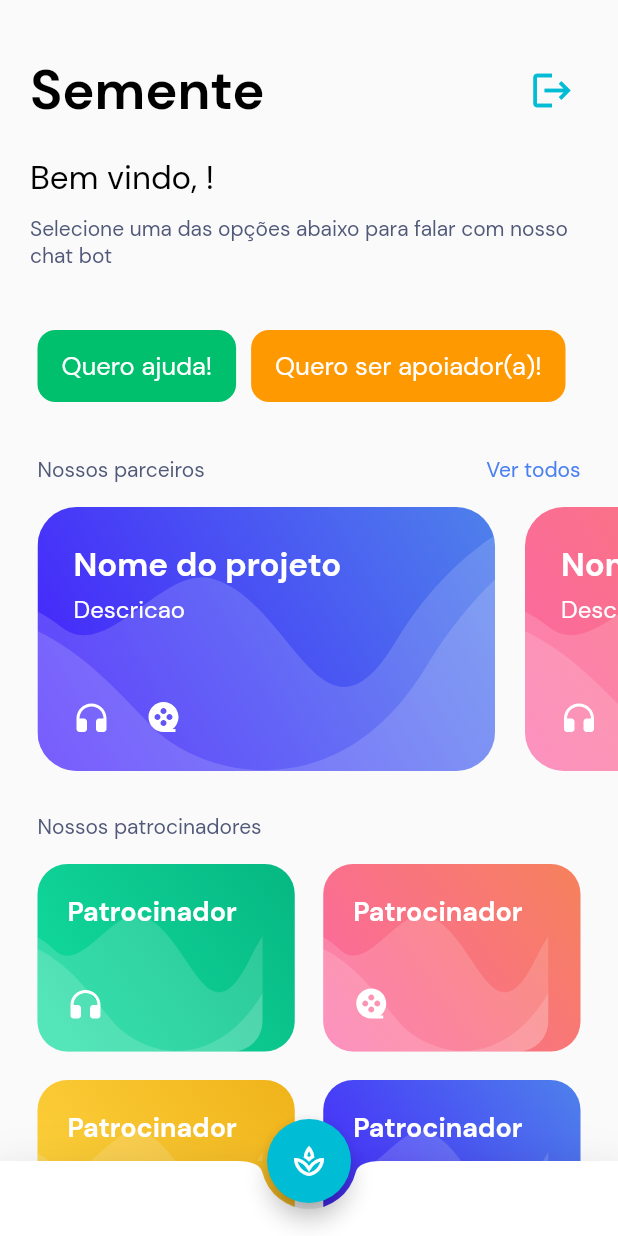
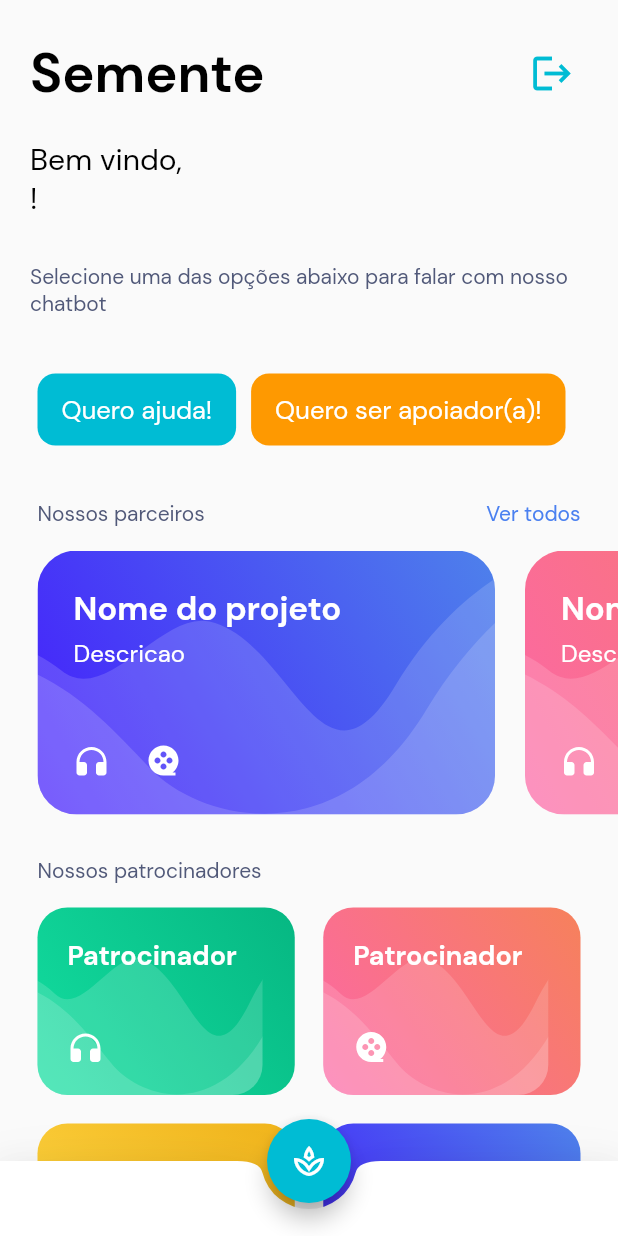
Before and after one commit to antoniomedeiros1/semente_app, a Flutter app: the screen it shows once a user with an empty profile is signed in, on a phone screen of 412 x 824 dp. Run offline on Flutter 3.47's test engine with Material 2 defaults, Android fonts, the light colour scheme and no system bars; our stand-ins replace firebase_auth, firebase_core, flutter_svg, font_awesome_flutter, get, google_sign_in and 1 more; missing offline and left inert: sound_stream; accounts and stored records are empty.

Commit message:
mudando primaryColor para cor padrão do app

```diff
--- a/lib/constants.dart
+++ b/lib/constants.dart
@@ -1,6 +1,7 @@
 import 'package:flutter/material.dart';
 
-const kPrimaryColor = Color(0xFF00BF6D);
+// const kPrimaryColor = Color(0xFF00BF6D);
+const kPrimaryColor = Colors.cyan;
 const kSecondaryColor = Color(0xFFFE9901);
 const kContentColorLightTheme = Color(0xFF1D1D35);
 const kContentColorDarkTheme = Color(0xFFF5FCF9);
--- a/lib/screens/discover/discover_screen.dart
+++ b/lib/screens/discover/discover_screen.dart
@@ -34,7 +34,7 @@ class _DiscoverScreenState extends State<DiscoverScreen> {
               padding: const EdgeInsets.only(
                 left: 20,
                 right: 20,
-                top: 36,
+                top: 25,
               ),
               child: Row(
                 mainAxisAlignment: MainAxisAlignment.spaceBetween,
@@ -63,23 +63,28 @@ class _DiscoverScreenState extends State<DiscoverScreen> {
             ),
             const SizedBox(height: 20),
             Container(
-              width: 10,
-              height: 80,
-              alignment: Alignment.bottomCenter,
+              height: 120,
               padding: const EdgeInsets.only(right: 20, left:20,),
               child: Column(
                 crossAxisAlignment: CrossAxisAlignment.start,
                 children: [
+                  const Text(
+                    "Bem vindo,",
+                    style: TextStyle(
+                      color: Colors.black,
+                      fontSize: 20,
+                    ),
+                  ),
                   Text(
-                    "Bem vindo, ${widget.user.email}!",
+                    "${widget.user.email}!",
                     style: const TextStyle(
                       color: Colors.black,
-                      fontSize: 22,
+                      fontSize: 20,
                     ),
                   ),
-                  const SizedBox(height: 10),
+                  const SizedBox(height: 30),
                   const Text(
-                    "Selecione uma das opções abaixo para falar com nosso chat bot",
+                    "Selecione uma das opções abaixo para falar com nosso chatbot",
                     style: TextStyle(
                       color: Color(0xff515979),
                       fontSize: 14,
@@ -115,7 +120,7 @@ class _DiscoverScreenState extends State<DiscoverScreen> {
               child: Row(
                 mainAxisAlignment: MainAxisAlignment.spaceBetween,
                 children: [
-                  Text(
+                  const Text(
                     "Nossos parceiros",
                     style: TextStyle(
                       color: Color(0xff515979),
@@ -124,7 +129,7 @@ class _DiscoverScreenState extends State<DiscoverScreen> {
                   ),
                   GestureDetector(
                     onTap: onSeeAllTapped,
-                    child: Text(
+                    child: const Text(
                       "Ver todos",
                       style: TextStyle(
                         color: Color(0xff4A80F0),
@@ -135,23 +140,21 @@ class _DiscoverScreenState extends State<DiscoverScreen> {
                 ],
               ),
             ),
-            SizedBox(
-              height: 16,
-            ),
+            const SizedBox(height: 16),
             SizedBox(
               height: 176,
               child: ListView(
                 physics: BouncingScrollPhysics(),
                 scrollDirection: Axis.horizontal,
                 children: [
-                  SizedBox(width: 25),
+                  const SizedBox(width: 25),
                   DiscoverCard(
                     tag: "Partner",
                     onTap: onPartner1Tapped,
                     title: "Nome do projeto",
                     subtitle: "Descricao",
                   ),
-                  SizedBox(width: 20),
+                  const SizedBox(width: 20),
                   DiscoverCard(
                     onTap: onPartner2Tapped,
                     title: "Nome do projeto",
@@ -162,8 +165,8 @@ class _DiscoverScreenState extends State<DiscoverScreen> {
                 ],
               ),
             ),
-            SizedBox(height: 28),
-            Padding(
+            const SizedBox(height: 28),
+            const Padding(
               padding: EdgeInsets.only(left: 25),
               child: Text(
                 "Nossos patrocinadores",
@@ -239,7 +242,7 @@ class _DiscoverScreenState extends State<DiscoverScreen> {
       ),
       floatingActionButton:  FloatingActionButton(
         backgroundColor: Colors.cyan,
-        onPressed: () => null,
+        onPressed: () => onHelpTapped(),
         tooltip: 'Cadastrar novo cliente',
         child: const Icon(Icons.spa_outlined, ),
       ),
```
Also changed, not shown: lib/screens/chat/components/message.dart (line endings or trailing spaces).
